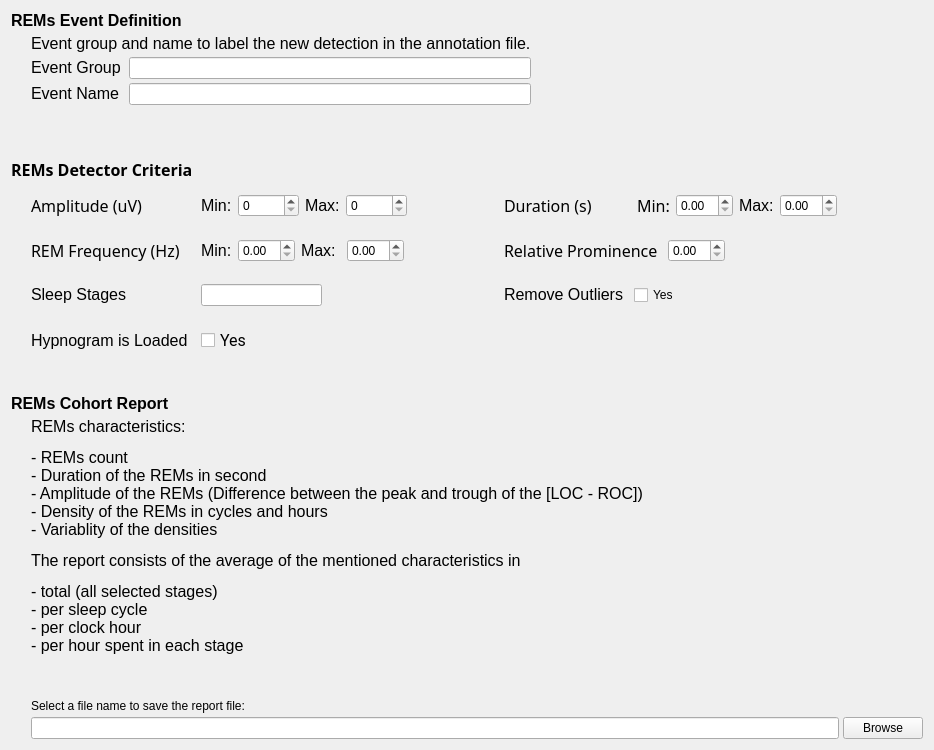
The window that tools/CEAMSTools/DetectREMsYASA/DetectorStep/Ui_DetectorStep.ui (SnoozToolbox/snooz-package-ceams) describes before a commit, drawn with Qt 5.
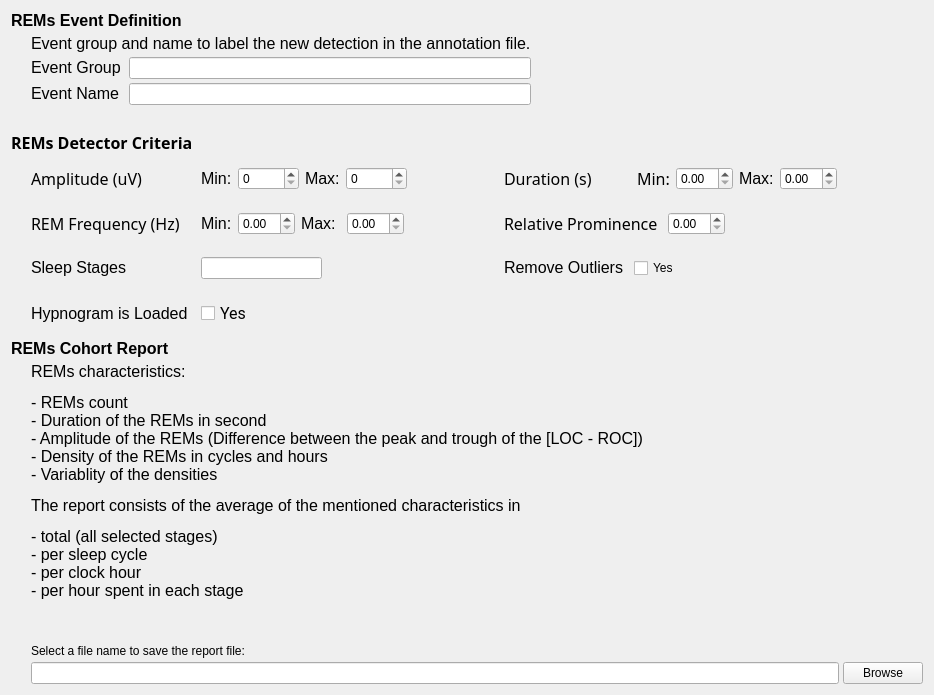
The same window after the commit.

```diff
--- a/tools/CEAMSTools/DetectREMsYASA/DetectorStep/Ui_DetectorStep.ui
+++ b/tools/CEAMSTools/DetectREMsYASA/DetectorStep/Ui_DetectorStep.ui
@@ -7,7 +7,7 @@
     <x>0</x>
     <y>0</y>
     <width>934</width>
-    <height>750</height>
+        <height>640</height>
    </rect>
   </property>
   <property name="windowTitle">
```
